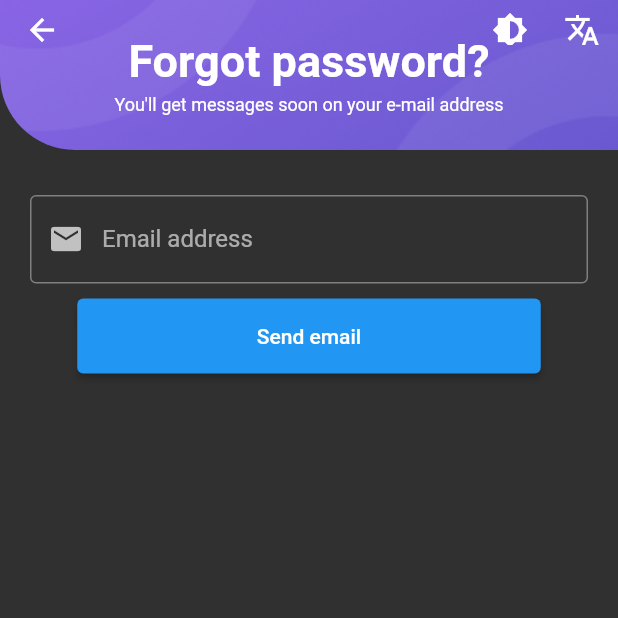
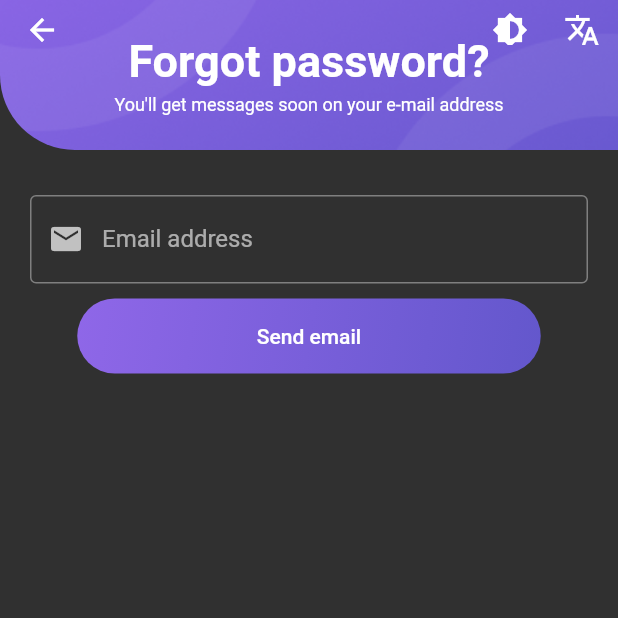
Before and after one commit to TruongGiang1502/travoapp, a Flutter app: the ForgotPasswordScreen screen opened directly, after a tap on the "brightness 6" icon, on a phone screen of 412 x 824 dp, the top half of it. Run offline on Flutter 3.47's test engine with Material 2 defaults, Android fonts, the phone set to English and light mode, and no system bars; our stand-ins replace easy_localization, flutter_bloc, flutter_svg.

Commit message:
fault: local changed but no update in screen

```diff
--- a/lib/features/auth/widgets/auth_button.dart
+++ b/lib/features/auth/widgets/auth_button.dart
@@ -8,9 +8,20 @@ class AuthButton extends StatelessWidget {
   @override
   Widget build(BuildContext context) {
     final size = MediaQuery.of(context).size;
-    return SizedBox(
+    return Container(
       height: 50,
       width: size.width*0.75,
+      decoration:BoxDecoration(
+        gradient: const LinearGradient(
+          colors: [
+            Color.fromRGBO(143, 103, 232, 1),
+            Color.fromRGBO(99, 87, 204, 1),
+          ],
+          begin: Alignment.topLeft,
+          end: Alignment.bottomRight
+        ),
+        borderRadius: BorderRadius.circular(50)
+      ),
       child: ElevatedButton(
           onPressed: () {
             if (formKey.currentState!.validate()) {
@@ -20,7 +31,12 @@ class AuthButton extends StatelessWidget {
               );
             }
           },
-          child: Text(text)),
+          style: ElevatedButton.styleFrom(
+            backgroundColor: Colors.transparent,
+            elevation: 0
+          ),
+          child: Text(text)
+        ),
     );
   }
 }
--- a/lib/main.dart
+++ b/lib/main.dart
@@ -45,14 +45,14 @@ class MyApp extends StatelessWidget {
   Widget build(BuildContext context) {
     return  BlocBuilder<ThemeBloc, ThemeData>(
         builder: ((context, theme) {
-          return BlocBuilder<LanguageBloc, String>(
+          return BlocBuilder<LanguageBloc, (String, String)>(
             builder: (
               (context, langCode) {
-
+                context.setLocale(Locale(langCode.$1, langCode.$2));
                 return MaterialApp(
                   localizationsDelegates: context.localizationDelegates,
                   supportedLocales: context.supportedLocales,
-                  locale: Locale(langCode),
+                  locale: context.locale,
                   debugShowCheckedModeBanner: false,
                   theme: theme,
                   home: const SplashScreen()
--- a/lib/screen/onboard/onboard_screen_main.dart
+++ b/lib/screen/onboard/onboard_screen_main.dart
@@ -6,6 +6,8 @@ import 'package:travo_demo/screen/onboard/utils/onboard_items.dart';
 import 'package:travo_demo/screen/onboard/widget/dotindicator.dart';
 import 'package:travo_demo/widgets/blocs/btn_color_bloc/btn_color_bloc.dart';
 import 'package:travo_demo/widgets/blocs/btn_color_bloc/btn_color_event.dart';
+import 'package:travo_demo/widgets/blocs/language_bloc/language_bloc.dart';
+import 'package:travo_demo/widgets/blocs/language_bloc/language_event.dart';
 import 'package:travo_demo/widgets/blocs/theme_bloc/theme_bloc.dart';
 import 'package:travo_demo/widgets/blocs/theme_bloc/theme_event.dart';
 
@@ -27,6 +29,10 @@ class _OnboardScreenMainState extends State<OnboardScreenMain> {
 
   _changeBtnColor (BuildContext context){
     context.read<ButtonColorBloc>().add(ButtonColorEvent());
+  }
+
+  _changeLocale (BuildContext context){
+    context.read<LanguageBloc>().add(LanguageChangeEvent());
   }
 
   void pageChangeScreen(){
@@ -74,15 +80,13 @@ class _OnboardScreenMainState extends State<OnboardScreenMain> {
                           _changeBtnColor(context);
                           _changeTheme(context);
                         },
-                        icon: Tooltip(
-                          message: 'Theme',
-                          child: Icon(Icons.brightness_6, color: color,),
-                        )
+                        icon: Icon(Icons.brightness_6, color: color,),
+
 
                       ),
                       IconButton(
-                        onPressed: () {
-
+                        onPressed: (){
+                          _changeLocale(context);
                         },
                         icon: Icon(Icons.translate, color: color,)
                       ),
--- a/lib/widgets/blocs/language_bloc/language_bloc.dart
+++ b/lib/widgets/blocs/language_bloc/language_bloc.dart
@@ -1,13 +1,13 @@
 import 'package:flutter_bloc/flutter_bloc.dart';
 import 'package:travo_demo/widgets/blocs/language_bloc/language_event.dart';
 
-class LanguageBloc extends Bloc<LanguageEvent, String>{
+class LanguageBloc extends Bloc<LanguageEvent, (String, String)>{
 
-  LanguageBloc(): super('vi'){
+  LanguageBloc(): super(('en', 'US')){
     on<LanguageChangeEvent>((event, emit) => _changeLocale(emit));
   }
 
   _changeLocale (Emitter emit){
-    emit(state == 'vi'? 'en': 'vi');
+    emit(state == ('en', 'US') ? ('vi', 'VN'): ('en', 'US'));
   }
 }
--- a/lib/widgets/blocs/language_bloc/language_event.dart
+++ b/lib/widgets/blocs/language_bloc/language_event.dart
@@ -1,3 +1,7 @@
 abstract class LanguageEvent {}
 
-class LanguageChangeEvent extends LanguageEvent{}
+
+class LanguageChangeEvent extends LanguageEvent{
+
+  LanguageChangeEvent();
+}
```
